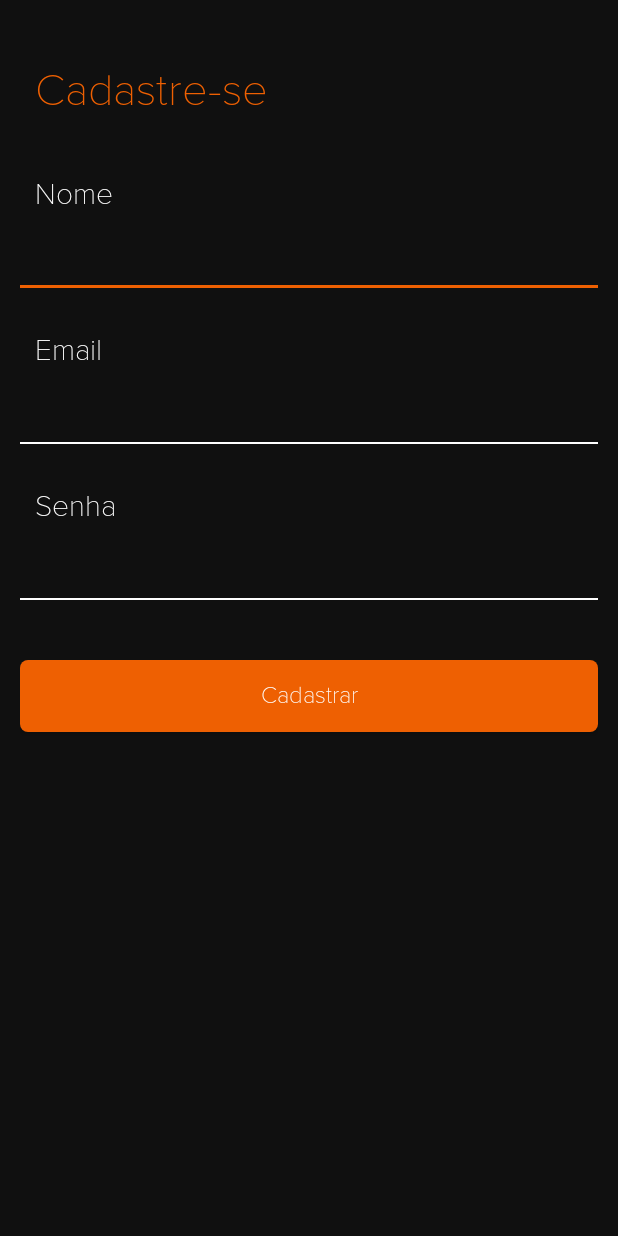
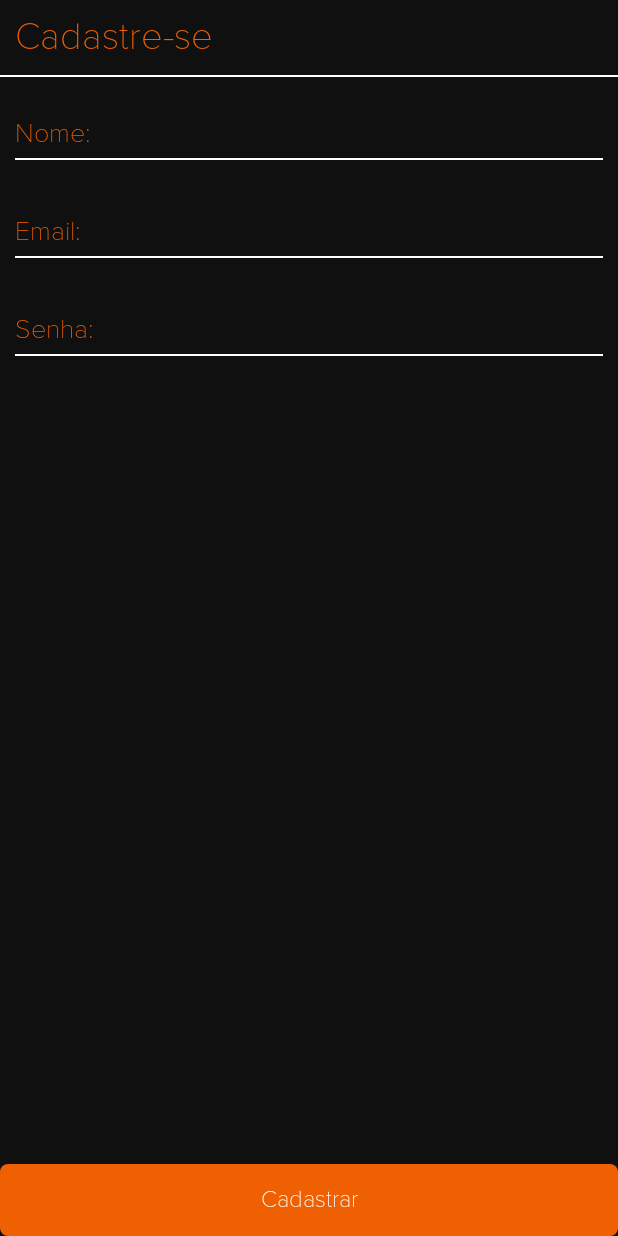
Before and after one commit to lucas-rafa-94/151app, an Android app: the screen it shows after launch (RegisterActivity), after a tap on an icon or button, on a phone screen of 412 x 824 dp. Run offline under Robolectric (Android 15) with nearby library versions, the phone set to English and light mode, and no system bars.

Commit message:
ajustes maiores no restante das telas

```diff
--- a/app/src/main/java/br/com/umcincoum/djme/ui/disco/playlist/ViewPlaylistActivity.java
+++ b/app/src/main/java/br/com/umcincoum/djme/ui/disco/playlist/ViewPlaylistActivity.java
@@ -39,7 +39,7 @@ public class ViewPlaylistActivity extends AppCompatActivity {
         super.onCreate(savedInstanceState);
         setContentView(R.layout.activity_view_playlist);
 
-        txtPlaylist = findViewById(R.id.txtPlaylist);
+        txtPlaylist = findViewById(R.id.lblPlaylist);
         recyclerView = findViewById(R.id.rvPlaylist);
 
         sp = getApplicationContext().getSharedPreferences("appSp", 0);
--- a/app/src/main/java/br/com/umcincoum/djme/ui/event/ConfirmEventActivity.java
+++ b/app/src/main/java/br/com/umcincoum/djme/ui/event/ConfirmEventActivity.java
@@ -79,7 +79,7 @@ public class ConfirmEventActivity extends AppCompatActivity {
             editor.commit();
 
             Toast.makeText(this, "Senha correta!", Toast.LENGTH_SHORT).show();
-            toDiscoMain();
+            //toDiscoMain();
 
         }else{
             Toast.makeText(this, "Senha Incorreta!", Toast.LENGTH_SHORT).show();
--- a/app/src/main/java/br/com/umcincoum/djme/ui/event/EventsActivity.java
+++ b/app/src/main/java/br/com/umcincoum/djme/ui/event/EventsActivity.java
@@ -102,4 +102,9 @@ public class EventsActivity extends AppCompatActivity {
         Intent toDiscoMain = new Intent(this, DiscoActivity.class);
         startActivity(toDiscoMain);
     }
+
+    @Override
+    public void onBackPressed() {
+
+    }
 }
--- a/app/src/main/res/drawable/custom_edt_text.xml
+++ b/app/src/main/res/drawable/custom_edt_text.xml
@@ -6,5 +6,5 @@
 
     <item
         android:state_focused="true"
-        android:drawable="@drawable/highlighted_line"/>
+        android:drawable="@drawable/default_line"/>
 </selector>
--- a/app/src/main/res/drawable/default_line.xml
+++ b/app/src/main/res/drawable/default_line.xml
@@ -7,7 +7,7 @@
         <shape android:shape="rectangle">
             <stroke
                 android:width="1dp"
-                android:color="@color/txtColor" />
+                android:color="@android:color/background_light" />
         </shape>
     </item>
 </layer-list>
--- a/app/src/main/res/layout/activity_register.xml
+++ b/app/src/main/res/layout/activity_register.xml
@@ -5,101 +5,74 @@
     android:layout_width="fill_parent"
     android:layout_height="fill_parent"
     android:background="@color/backgroundColor"
-    android:padding="20px"
     tools:context=".ui.user.RegisterActivity">
 
     <TextView
         android:padding="10dp"
         android:textColor="@color/mainButtonNormal"
-        android:layout_marginTop="20dp"
-        android:textSize="30sp"
+        android:textSize="25sp"
         android:id="@+id/txtTitle"
         android:layout_width="match_parent"
         android:layout_height="wrap_content"
+        android:textStyle="bold"
         android:fontFamily="@font/proxima_nova_thin"
-        android:text="Cadastre-se"
-        />
+        android:text="Cadastre-se" />
 
-    <TextView
-        android:fontFamily="@font/proxima_nova_thin"
-        android:textColor="@color/txtColor"
-        android:padding="10dp"
-        android:textSize="20sp"
-        android:layout_marginTop="20dp"
+    <ImageView
+        android:layout_width="match_parent"
+        android:layout_height="2dp"
         android:layout_below="@+id/txtTitle"
-        android:layout_width="match_parent"
-        android:layout_height="wrap_content"
-        android:text="Nome"
-        android:id="@+id/txtName"/>
+        android:src="@drawable/default_line"
+        android:id="@+id/imgSeparador"/>
 
     <EditText
-        android:padding="10dp"
         android:fontFamily="@font/proxima_nova_thin"
         android:textColor="@color/txtColor"
         android:textColorHint="@color/mainButtonNormal"
         android:background="@drawable/custom_edt_text"
         android:layout_width="match_parent"
-        android:layout_height="wrap_content"
+        android:layout_height="35dp"
+        android:layout_marginLeft="10dp"
+        android:layout_marginRight="10dp"
+        android:layout_marginTop="20dp"
         android:inputType="text"
+        android:hint="Nome:"
         android:id="@+id/edtName"
-        android:layout_below="@+id/txtName"/>
-
-    <TextView
-        android:layout_width="match_parent"
-        android:layout_height="wrap_content"
-        android:text="Email"
-        android:fontFamily="@font/proxima_nova_thin"
-        android:layout_marginTop="20dp"
-        android:padding="10dp"
-
-        android:textSize="20sp"
-        android:textColor="@color/txtColor"
-        android:layout_below="@+id/edtName"
-        android:id="@+id/txtEmail"/>
+        android:layout_below="@+id/imgSeparador"/>
 
     <EditText
-        android:padding="10dp"
         android:fontFamily="@font/proxima_nova_thin"
         android:textColor="@color/txtColor"
         android:textColorHint="@color/mainButtonNormal"
         android:background="@drawable/custom_edt_text"
         android:layout_width="match_parent"
-        android:layout_height="wrap_content"
+        android:layout_height="35dp"
+        android:layout_marginRight="10dp"
+        android:layout_marginLeft="10dp"
+        android:layout_marginTop="30dp"
+        android:hint="Email:"
         android:inputType="textEmailAddress"
         android:id="@+id/edtEmail"
-        android:layout_below="@+id/txtEmail"/>
-
-    <TextView
-        android:layout_marginTop="20dp"
-        android:fontFamily="@font/proxima_nova_thin"
-        android:textSize="20sp"
-        android:textColor="@color/txtColor"
-        android:padding="10dp"
-        android:layout_width="match_parent"
-        android:layout_height="wrap_content"
-
-        android:text="Senha"
-        android:layout_below="@+id/edtEmail"
-        android:id="@+id/txtPassword"/>
+        android:layout_below="@+id/edtName"/>
 
     <EditText
-        android:padding="10dp"
         android:fontFamily="@font/proxima_nova_thin"
         android:textColor="@color/txtColor"
         android:textColorHint="@color/mainButtonNormal"
         android:background="@drawable/custom_edt_text"
         android:layout_width="match_parent"
+        android:layout_marginLeft="10dp"
+        android:layout_marginRight="10dp"
+        android:layout_marginTop="30dp"
+        android:hint="Senha:"
         android:inputType="textPassword"
-        android:layout_height="wrap_content"
-        android:layout_below="@+id/txtPassword"
+        android:layout_height="35dp"
+        android:layout_below="@+id/edtEmail"
         android:id="@+id/edtPassword"/>
-
-
 
     <Button
         android:layout_width="match_parent"
         android:layout_height="wrap_content"
-        android:layout_marginTop="40dp"
         android:textSize="16sp"
         android:background="@drawable/custom_btn_main"
         android:fontFamily="@font/proxima_nova_thin"
@@ -108,6 +81,6 @@
         android:onClick="createUser"
         android:text="Cadastrar"
         android:id="@+id/btnRegister"
-        android:layout_below="@+id/edtPassword"/>
+        android:layout_alignParentBottom="true"/>
 
 </RelativeLayout>
```
Also changed, not shown: app/src/main/java/br/com/umcincoum/djme/ui/disco/DiscoActivity.java (+10 -0 lines), app/src/main/java/br/com/umcincoum/djme/ui/event/EventDetailsActivity.java (+12 -3 lines), app/src/main/res/animator/fade_in.xml (added, +10 -0 lines), app/src/main/res/animator/fade_out.xml (added, +10 -0 lines), app/src/main/res/layout/activity_choose_artist.xml (+14 -7 lines), app/src/main/res/layout/activity_choose_music.xml (+13 -6 lines), app/src/main/res/layout/activity_confirm_event.xml (+2 -5 lines), app/src/main/res/layout/activity_events.xml (+11 -5 lines), app/src/main/res/layout/activity_music_selected.xml (+28 -16 lines), app/src/main/res/layout/activity_view_playlist.xml (+19 -24 lines), app/src/main/res/layout/activity_vote_music.xml (+25 -11 lines), app/src/main/res/layout/fragment_choose_music.xml (+12 -4 lines), app/src/main/res/layout/fragment_playlist_disco.xml (+12 -4 lines), app/src/main/res/layout/item_evento.xml (+6 -5 lines).
